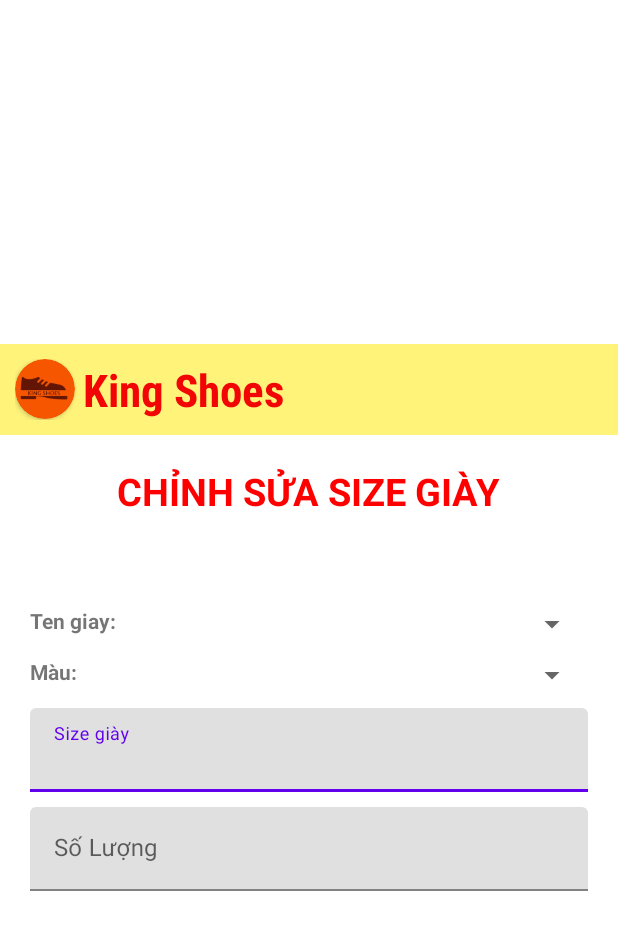
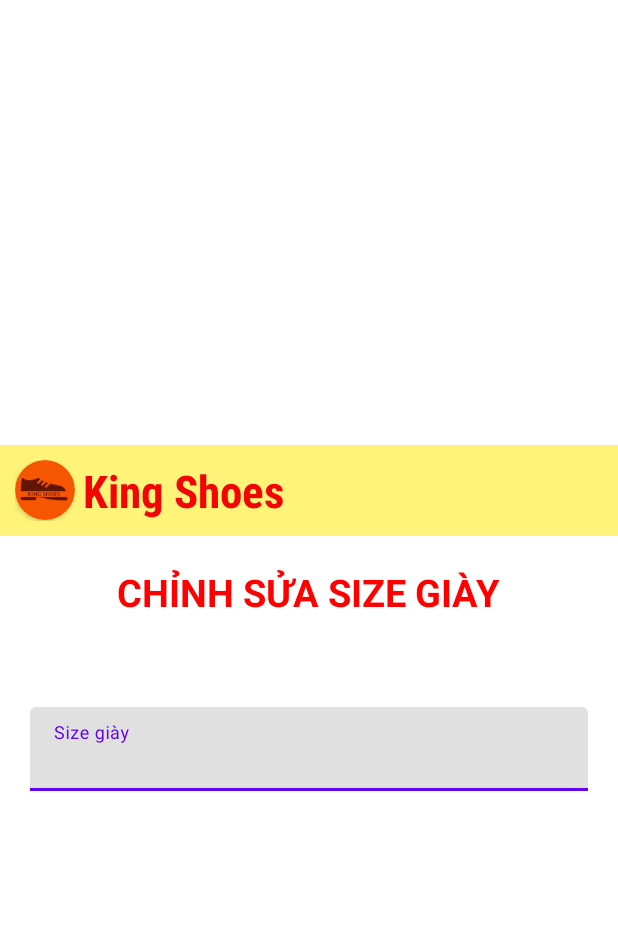
Before and after one commit to katamaru198/KingShoes_DuAn1, an Android app: the layout dialog_editsizegiay.xml on its own in the app's theme, with its tools: preview values and no code run, on a phone screen of 412 x 824 dp. Shown: the top 930 px of the screen. Run offline under Robolectric (Android 15) with nearby library versions, the phone set to English and light mode, and no system bars.

Commit message:
fix mau sac, size

```diff
--- a/app/src/main/java/duongptph28955/fpoly/kingshoes_duan1/Adapter/MauSacAdapter.java
+++ b/app/src/main/java/duongptph28955/fpoly/kingshoes_duan1/Adapter/MauSacAdapter.java
@@ -123,6 +123,12 @@ public class MauSacAdapter extends ArrayAdapter<MauSac> {
                         }
                     }
                 });
+                builder.setNegativeButton("Huỷ", new DialogInterface.OnClickListener() {
+                    @Override
+                    public void onClick(DialogInterface dialogInterface, int i) {
+                        dialogInterface.dismiss();
+                    }
+                });
                 builder.show();
             }
         });
--- a/app/src/main/java/duongptph28955/fpoly/kingshoes_duan1/Adapter/SizeGiayAdapter.java
+++ b/app/src/main/java/duongptph28955/fpoly/kingshoes_duan1/Adapter/SizeGiayAdapter.java
@@ -126,6 +126,12 @@ public class SizeGiayAdapter extends ArrayAdapter<Size> {
                         }
                     }
                 });
+                builder.setNegativeButton("Huỷ", new DialogInterface.OnClickListener() {
+                    @Override
+                    public void onClick(DialogInterface dialogInterface, int i) {
+                        dialogInterface.dismiss();
+                    }
+                });
                 builder.show();
             }
         });
--- a/app/src/main/res/layout/dialog_editsizegiay.xml
+++ b/app/src/main/res/layout/dialog_editsizegiay.xml
@@ -53,42 +53,6 @@
         android:layout_width="match_parent"
         android:layout_height="wrap_content"
         android:layout_margin="20dp"/>
-    <LinearLayout
-        android:layout_width="match_parent"
-        android:layout_height="wrap_content"
-        android:layout_marginLeft="20dp"
-        android:layout_marginRight="20dp"
-        android:layout_marginBottom="10dp"
-        android:orientation="horizontal">
-        <TextView
-            android:layout_width="wrap_content"
-            android:layout_height="wrap_content"
-            android:textStyle="bold"
-            android:layout_marginRight="10dp"
-            android:text="Ten giay: "/>
-        <Spinner
-            android:id="@+id/spnGiay"
-            android:layout_width="match_parent"
-            android:layout_height="wrap_content"/>
-    </LinearLayout>
-    <LinearLayout
-        android:layout_width="match_parent"
-        android:layout_height="wrap_content"
-        android:layout_marginLeft="20dp"
-        android:layout_marginRight="20dp"
-        android:layout_marginBottom="10dp"
-        android:orientation="horizontal">
-        <TextView
-            android:layout_width="wrap_content"
-            android:layout_height="wrap_content"
-            android:textStyle="bold"
-            android:layout_marginRight="10dp"
-            android:text="Màu: "/>
-        <Spinner
-            android:id="@+id/spnMau1"
-            android:layout_width="match_parent"
-            android:layout_height="wrap_content"/>
-    </LinearLayout>
 
 
     <com.google.android.material.textfield.TextInputLayout
@@ -103,19 +67,7 @@
             android:layout_width="match_parent"
             android:layout_height="wrap_content" />
     </com.google.android.material.textfield.TextInputLayout>
-    <com.google.android.material.textfield.TextInputLayout
-        android:id="@+id/edtDiaEditsoLuong"
-        android:layout_width="match_parent"
-        android:layout_height="wrap_content"
-        android:layout_marginLeft="20dp"
-        android:layout_marginRight="20dp"
-        android:layout_marginTop="10dp"
-        android:hint="Số Lượng">
-        <com.google.android.material.textfield.TextInputEditText
-            android:inputType="number"
-            android:layout_width="match_parent"
-            android:layout_height="wrap_content" />
-    </com.google.android.material.textfield.TextInputLayout>
+
 
 
 </LinearLayout>
```
Also changed, not shown: app/src/main/res/layout/dialog_editmausac.xml (+0 -47 lines).
